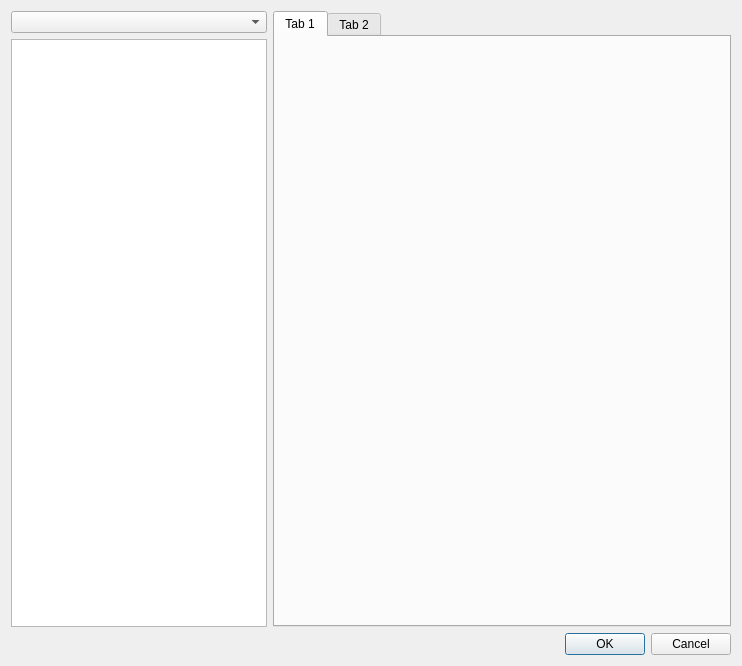
Old version of the form Pdf4QtViewerPlugins/ObjectInspectorPlugin/objectinspectordialog.ui in the repository JakubMelka/PDF4QT.
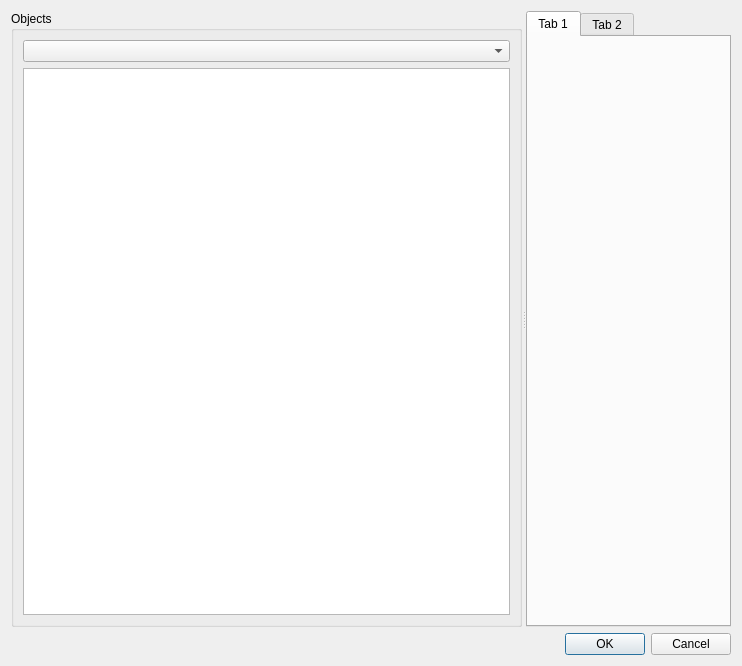
New version of the form.

Commit message: Object classifier

Diff of the .ui file:
```diff
--- a/Pdf4QtViewerPlugins/ObjectInspectorPlugin/objectinspectordialog.ui
+++ b/Pdf4QtViewerPlugins/ObjectInspectorPlugin/objectinspectordialog.ui
@@ -13,28 +13,29 @@
   <property name="windowTitle">
    <string>Object Inspector</string>
   </property>
-  <layout class="QGridLayout" name="gridLayout" columnstretch="0,1">
-   <item row="1" column="0">
+  <layout class="QVBoxLayout" name="verticalLayout_2">
+   <item>
+    <widget class="QSplitter" name="splitter">
+     <property name="orientation">
+      <enum>Qt::Horizontal</enum>
+     </property>
+     <widget class="QGroupBox" name="objectViewGroupBox">
+      <property name="title">
+       <string>Objects</string>
+      </property>
+      <layout class="QVBoxLayout" name="verticalLayout">
+       <item>
+        <widget class="QComboBox" name="modeComboBox"/>
+       </item>
+       <item>
     <widget class="QTreeView" name="objectTreeView">
      <attribute name="headerVisible">
       <bool>false</bool>
      </attribute>
     </widget>
    </item>
-   <item row="2" column="0" colspan="2">
-    <widget class="QDialogButtonBox" name="buttonBox">
-     <property name="orientation">
-      <enum>Qt::Horizontal</enum>
-     </property>
-     <property name="standardButtons">
-      <set>QDialogButtonBox::Cancel|QDialogButtonBox::Ok</set>
-     </property>
-    </widget>
-   </item>
-   <item row="0" column="0">
-    <widget class="QComboBox" name="modeComboBox"/>
-   </item>
-   <item row="0" column="1" rowspan="2">
+      </layout>
+     </widget>
     <widget class="QTabWidget" name="tabWidget">
      <widget class="QWidget" name="tab">
       <attribute name="title">
@@ -46,6 +47,17 @@
        <string>Tab 2</string>
       </attribute>
      </widget>
+     </widget>
+    </widget>
+   </item>
+   <item>
+    <widget class="QDialogButtonBox" name="buttonBox">
+     <property name="orientation">
+      <enum>Qt::Horizontal</enum>
+     </property>
+     <property name="standardButtons">
+      <set>QDialogButtonBox::Cancel|QDialogButtonBox::Ok</set>
+     </property>
     </widget>
    </item>
   </layout>
```
Left out of the diff: 3 changed lines with no effect on the pictures. Lines whose indentation alone changed are shown as unchanged. The commit also changes 8 other files.
